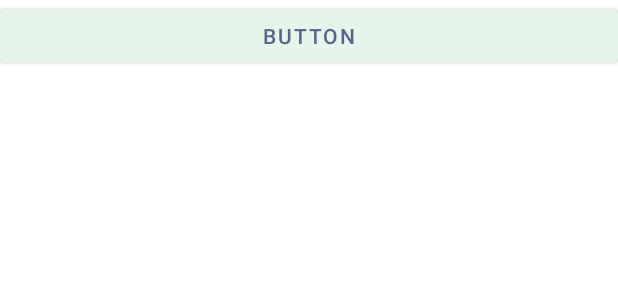
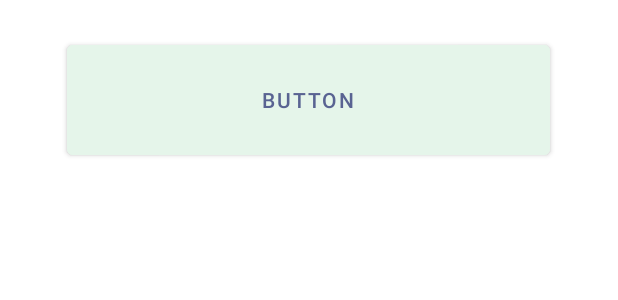
Before and after one commit to MaximeBourge/Eval_360_mobile_V2, an Android app: the layout item_project.xml on its own in the app's theme, with its tools: preview values and no code run, on a phone screen of 412 x 824 dp. Shown: the top 300 px of the screen. Run offline under Robolectric (Android 15) with nearby library versions, the phone set to English and light mode, and no system bars; Roboto replaces fonts that are not available here.

Commit message:
item project ok

```diff
--- a/app/src/main/res/layout/activity_project_details.xml
+++ b/app/src/main/res/layout/activity_project_details.xml
@@ -14,6 +14,8 @@
         android:layout_height="wrap_content"
         android:layout_marginTop="32dp"
         android:text="Your Projects"
+        android:typeface="serif"
+        android:textSize="50sp"
         android:textColor="#F9F9F9"
         app:layout_constraintEnd_toEndOf="parent"
         app:layout_constraintStart_toStartOf="parent"
--- a/app/src/main/res/layout/item_project.xml
+++ b/app/src/main/res/layout/item_project.xml
@@ -1,18 +1,21 @@
 <?xml version="1.0" encoding="utf-8"?>
 <androidx.constraintlayout.widget.ConstraintLayout xmlns:android="http://schemas.android.com/apk/res/android"
     xmlns:app="http://schemas.android.com/apk/res-auto"
+    xmlns:tools="http://schemas.android.com/tools"
     android:layout_width="match_parent"
     android:layout_height="wrap_content">
 
     <Button
         android:id="@+id/projectButton"
-        android:layout_width="0dp"
-        android:layout_height="wrap_content"
+        android:layout_width="322dp"
+        android:layout_height="85dp"
+        android:layout_marginTop="24dp"
+
         android:backgroundTint="#E5F5EA"
-
         android:text="Button"
         android:textColor="#596392"
         app:layout_constraintEnd_toEndOf="parent"
+        app:layout_constraintHorizontal_bias="0.494"
         app:layout_constraintStart_toStartOf="parent"
         app:layout_constraintTop_toTopOf="parent" />
 
```
